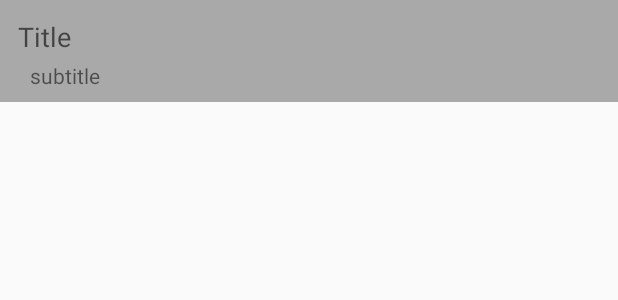
After one commit to hakeemsyd/doordash, an Android app: the layout rec_menu_category.xml on its own in the app's theme, with its tools: preview values and no code run, on a phone screen of 412 x 824 dp. The commit adds this screen. Shown: the top 300 px of the screen. Run offline under Robolectric (Android 15) with nearby library versions, the phone set to English and light mode, and no system bars.

Commit message:
recycler view -- interview1

```diff
--- /dev/null
+++ b/app/src/main/res/layout/rec_menu_category.xml
@@ -0,0 +1,26 @@
+<?xml version="1.0" encoding="utf-8"?>
+<LinearLayout xmlns:android="http://schemas.android.com/apk/res/android"
+    android:layout_width="match_parent"
+    android:layout_height="wrap_content"
+    android:background="#A9A9A9"
+    android:padding="8dp"
+    android:orientation="vertical">
+
+
+    <TextView
+        android:id="@+id/cat_title_name"
+        android:layout_width="match_parent"
+        android:layout_height="wrap_content"
+        android:padding="4dp"
+        android:textAppearance="?android:textAppearanceMedium"
+        android:text="Title" />
+
+    <TextView
+        android:id="@+id/cat_subtitle"
+        android:layout_width="match_parent"
+        android:layout_height="wrap_content"
+        android:paddingLeft="12dp"
+        android:textAppearance="?android:textAppearanceSmall"
+        android:text="subtitle" />
+
+</LinearLayout>
```
Also changed, not shown: app/src/main/java/sample/doordash/com/doordash/ui/MenuItemListFragment.java (+17 -3 lines), app/src/main/java/sample/doordash/com/doordash/ui/MenuItemsAdapter.java (+58 -14 lines), app/src/main/res/layout/rec_menu_item.xml (added, +15 -0 lines).
